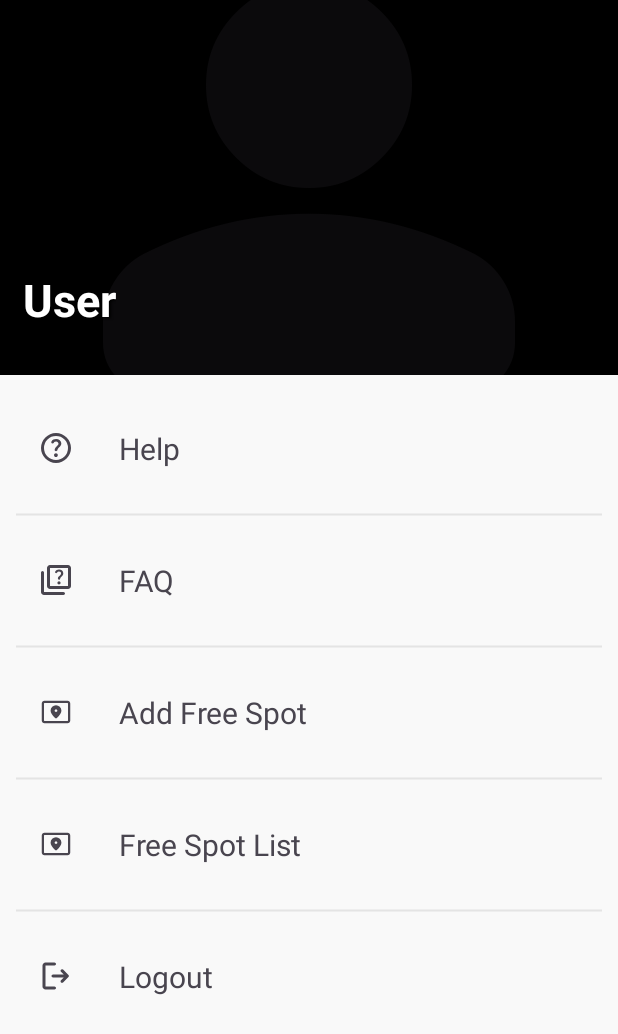
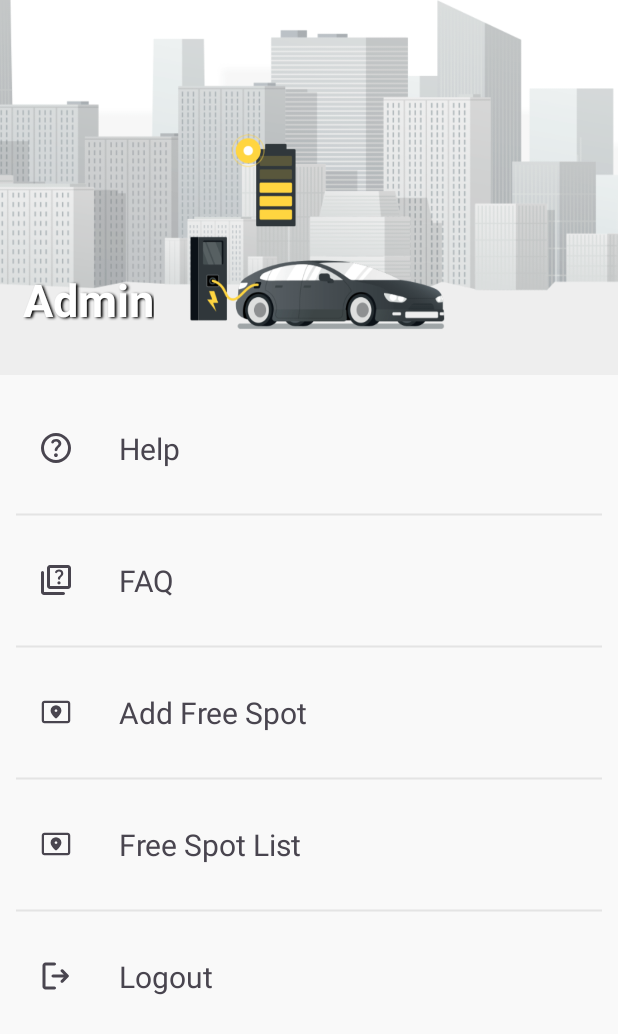
Before and after one commit to Than0s-op/ParkPilot_Business, an Android app: the screen it shows after launch once a user with an empty profile is signed in (Setting), on a phone screen of 412 x 824 dp. Shown: the top 1034 px of the screen. Run offline under Robolectric (Android 15) with nearby library versions, the phone set to English and light mode, and no system bars; our stand-ins replace Firebase (no records; nobody signed in at launch, a user with empty details on screens opened directly).

Commit message:
setting screen fix it

```diff
--- a/app/src/main/java/com/application/parkpilotreg/viewModel/ProfileViewModel.kt
+++ b/app/src/main/java/com/application/parkpilotreg/viewModel/ProfileViewModel.kt
@@ -46,14 +46,18 @@ class ProfileViewModel : ViewModel() {
     fun loadProfile(context: Context, profileImage: ImageView, profileName: TextView) {
         Firebase.auth.currentUser?.let {
             viewModelScope.launch {
+                Storage().userProfilePhotoGet(User.UID)?.let {
                     profileImage.setImageDrawable(
                         PhotoLoader().getImage(
                             context,
-                        Storage().userProfilePhotoGet(User.UID) ?: R.drawable.person_icon,
+                            it,
                             false
                         ).drawable
                     )
-                profileName.text = UserBasic().getProfile(User.UID)?.userName ?: "User"
+                }
+                UserBasic().getProfile(User.UID)?.userName?.let {
+                    profileName.text = it
+                }
             }
         }
     }
--- a/app/src/main/res/layout/setting.xml
+++ b/app/src/main/res/layout/setting.xml
@@ -23,7 +23,7 @@
                 android:layout_height="250dp"
                 android:background="@color/black"
                 android:scaleType="centerCrop"
-                android:src="@drawable/anonymous_user_image" />
+                android:src="@drawable/car_park" />
 
             <TextView
                 android:id="@+id/textViewUserName"
```
Lines whose indentation alone changed are shown as unchanged.
